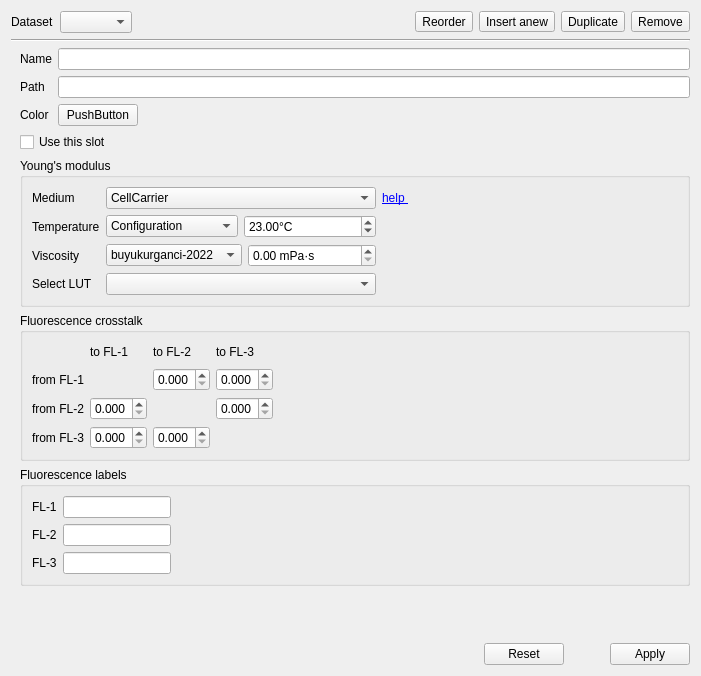
This is ui/analysis/ana_slot.ui in DC-analysis/DCscope as Qt 5 draws it before an edit. The edited form follows.
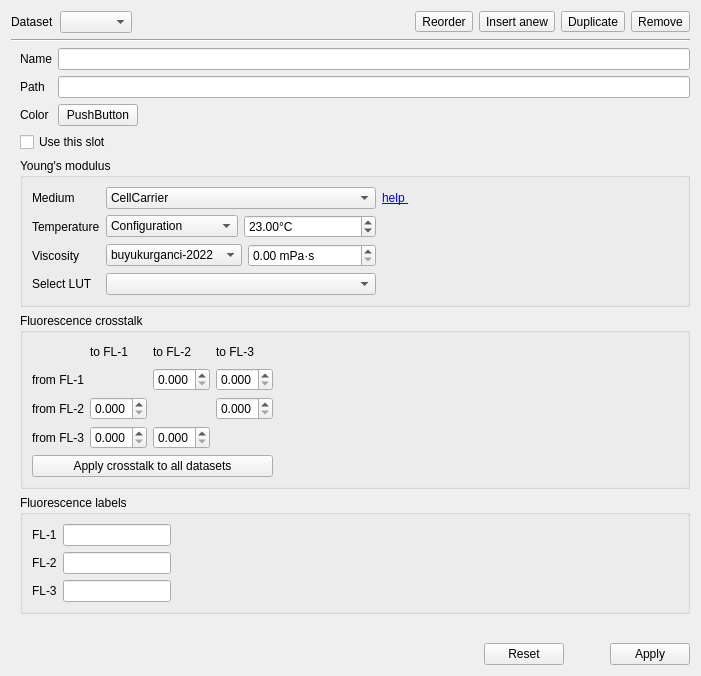
This is the edited form. Icons and pictures are not drawn. Custom widgets are drawn as their Qt base class.

Commit message:
enh: apply fluorescence crosstalk coefficients to all datasets (#248)
* enh: apply fluorescence crosstalk coefficients to all datasets (#198)

New button "Apply crosstalk to all datasets" in the fluorescence
crosstalk section of the Dataset tab. Only the crosstalk values are
applied to the other datasets.

* docs: update screenshot of the crosstalk matrix (#198)

---------

Patch:
```diff
--- a/ui/analysis/ana_slot.ui
+++ b/ui/analysis/ana_slot.ui
@@ -521,6 +521,16 @@
           </property>
          </widget>
         </item>
+        <item row="4" column="0" colspan="4">
+         <widget class="QPushButton" name="pushButton_ct_apply_all">
+          <property name="toolTip">
+           <string>Set these crosstalk values for all datasets in the session (other changes in this tab are not applied)</string>
+          </property>
+          <property name="text">
+           <string>Apply crosstalk to all datasets</string>
+          </property>
+         </widget>
+        </item>
        </layout>
       </widget>
      </item>
```
The commit also changes 7 other files.
